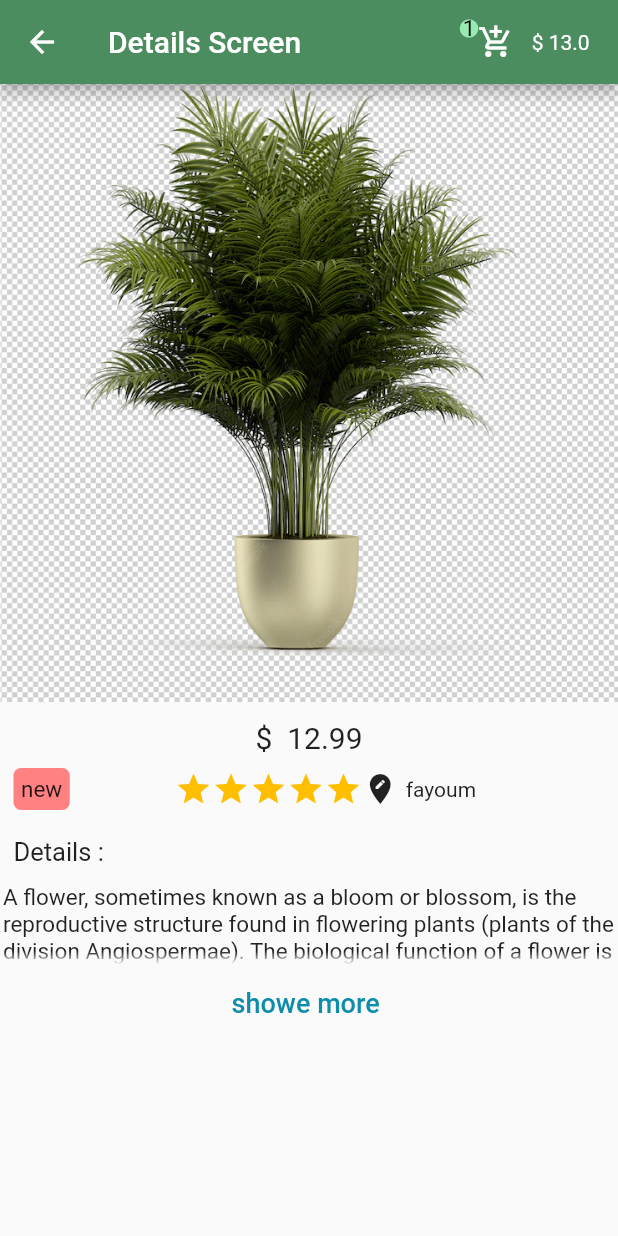
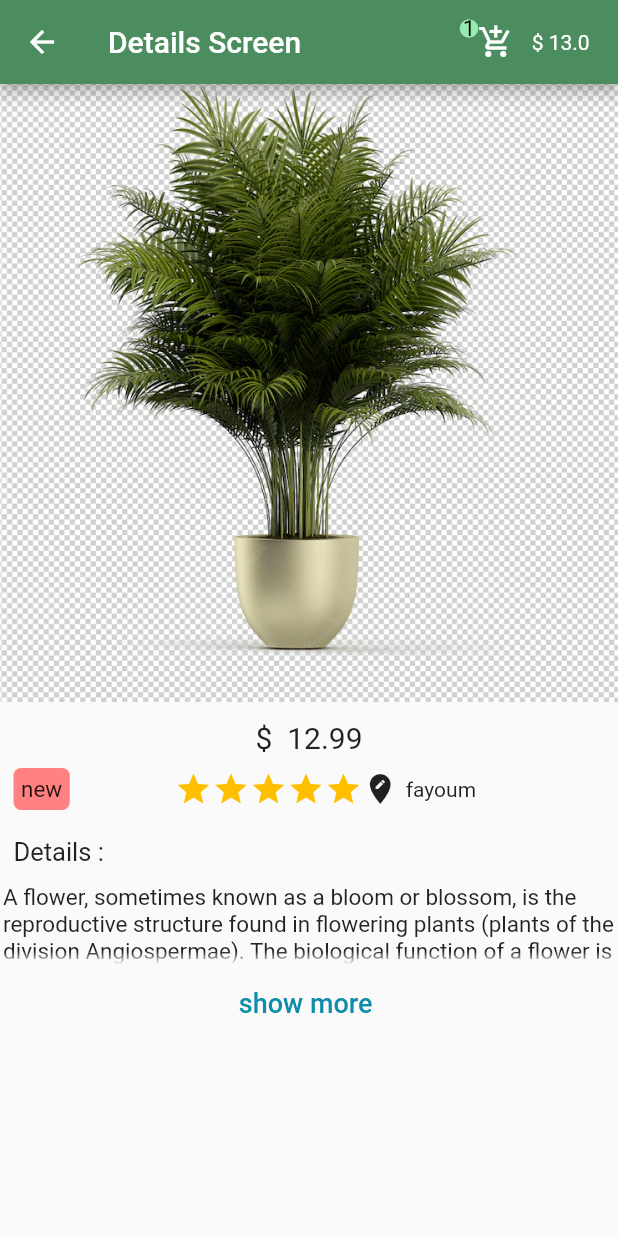
Before and after one commit to mohamedkhaled3/e_commerce_flower_app_university_project, a Flutter app: the Login screen opened directly, after a tap on "Sign in", after a tap on the "add" icon, after a tap on "$12.99", on a phone screen of 412 x 824 dp. Run offline on Flutter 3.47's test engine with Material 2 defaults, Android fonts, the phone set to English and light mode, and no system bars; our stand-ins replace cloud_firestore, firebase_auth, firebase_core, firebase_storage, flutter_svg, google_sign_in and 1 more; accounts and stored records are empty.

Commit message:
#30 نهاية المشروع

```diff
--- a/lib/provider/google_signin.dart
+++ b/lib/provider/google_signin.dart
@@ -8,6 +8,7 @@
     GoogleSignInAccount get user => _user!;
     googlelogin() async {
     final googleUser = await googleSignIn.signIn();
+    // ignore: unnecessary_null_comparison
     if (googleSignIn == null) return;
     _user = googleUser;
     final googleAuth = await googleUser?.authentication;
--- a/lib/screens/ProfilePage.dart
+++ b/lib/screens/ProfilePage.dart
@@ -12,7 +12,7 @@ import 'package:intl/intl.dart';
 import 'package:path/path.dart' show basename;
 
 class ProfilePage extends StatefulWidget {
-  ProfilePage({Key? key}) : super(key: key);
+  const ProfilePage({Key? key}) : super(key: key);
 
   @override
   State<ProfilePage> createState() => _ProfilePageState();
@@ -150,7 +150,7 @@ class _ProfilePageState extends State<ProfilePage> {
             ),
           )
         ],
-        backgroundColor: appbarGreen,
+        backgroundColor: appBarGreen,
         title: const Text("Profile Page"),
       ),
       body: Padding(
--- a/lib/screens/SignIn.dart
+++ b/lib/screens/SignIn.dart
@@ -11,15 +11,15 @@ import 'package:flutter_svg/flutter_svg.dart';
 import 'package:provider/provider.dart';
 
 class Login extends StatefulWidget {
-  Login({super.key});
+  const Login({super.key});
 
   @override
   State<Login> createState() => _LoginState();
 }
 
 class _LoginState extends State<Login> {
-  bool IsVisibility_password = false;
-  bool IsLoading = false;
+  bool isVisibilityPassword = false;
+  bool isLoading = false;
   final emailController = TextEditingController();
   // 1😍 Handle changes to a text field
   final passwordController = TextEditingController();
@@ -27,19 +27,15 @@ class _LoginState extends State<Login> {
 
   signIn() async {
     setState(() {
-      IsLoading = true;
+      isLoading = true;
     });
     try {
-      final credential = await FirebaseAuth.instance.signInWithEmailAndPassword(
-        email: emailController.text, // 3😍 Handle changes to a text field
-        password: passwordController.text, // 3😎 Handle changes to a text field
-      );
       // showSnackBar(context, 'Done ...');
     } on FirebaseAuthException catch (e) {
       showSnackBar(context, 'ERROR ..... : ${e.code}');
     }
     setState(() {
-      IsLoading = false;
+      isLoading = false;
     });
   }
 
@@ -57,7 +53,7 @@ class _LoginState extends State<Login> {
       Provider.of<GoogleSignInProvider>(context); // Cart is 😍😍 2 provider
     return Scaffold(
       appBar: AppBar(
-        backgroundColor: appbarGreen,
+        backgroundColor: appBarGreen,
         title: const Text("Sign in"),
       ),
       backgroundColor: const Color.fromARGB(255, 247, 247, 247),
@@ -91,18 +87,18 @@ class _LoginState extends State<Login> {
                     controller:
                         passwordController, // 2😎 Handle changes to a text field
                     keyboardType: TextInputType.text, // shape of keyboard
-                    obscureText: IsVisibility_password
+                    obscureText: isVisibilityPassword
                         ? false
                         : true, // text not password ***, // text not password ***
                     decoration: decorationTextField.copyWith(
                       hintText: "Enter Your Passaword",
                       suffixIcon: IconButton(
-                        icon: IsVisibility_password
+                        icon: isVisibilityPassword
                             ? const Icon(Icons.visibility)
                             : const Icon(Icons.visibility_off),
                         onPressed: () {
                           setState(() {
-                            IsVisibility_password = !IsVisibility_password;
+                            isVisibilityPassword = !isVisibilityPassword ;
                           });
                         },
                       ),
@@ -119,17 +115,17 @@ class _LoginState extends State<Login> {
                     Navigator.pushReplacement(
                     //   // we dont use "push" we use pushReplacement to make pop "delete" for login stack automatically
                       context,
-                      MaterialPageRoute(builder: (context) => Home()),
+                      MaterialPageRoute(builder: (context) => const Home()),
                     );
                   },
                   style: ButtonStyle(
-                    backgroundColor: MaterialStateProperty.all(BTNgreen),
+                    backgroundColor: MaterialStateProperty.all(bTNgreen),
                     padding:
                         MaterialStateProperty.all(const EdgeInsets.all(12)),
                     shape: MaterialStateProperty.all(RoundedRectangleBorder(
                         borderRadius: BorderRadius.circular(8))),
                   ),
-                  child: IsLoading
+                  child: isLoading
                       ? const CircularProgressIndicator(
                           color: Colors.white,
                         )
@@ -147,7 +143,7 @@ class _LoginState extends State<Login> {
                         // pushReplacement to make pop "delete" for login stack automatically but push to let user can back again
                         context, ////Navigate to a new screen and back "Sign up" without routes
                         MaterialPageRoute(
-                            builder: (context) => ForgotPassword()),
+                            builder: (context) => const ForgotPassword()),
                       );
                     },
                     child: const Text(
@@ -178,7 +174,7 @@ class _LoginState extends State<Login> {
                     )
                   ],
                 ),
-                SizedBox(
+                const SizedBox(
                   height: 17,
                 ),
                 SizedBox(
@@ -205,14 +201,14 @@ class _LoginState extends State<Login> {
                   ),
                 ),
                 Container(
-                  margin: EdgeInsets.symmetric(vertical: 27),
+                  margin: const EdgeInsets.symmetric(vertical: 27),
                   child: Row(
                     mainAxisAlignment: MainAxisAlignment.center,
                     children: [
                       GestureDetector(
                         onTap: () {},
                         child: Container(
-                          padding: EdgeInsets.all(13),
+                          padding: const EdgeInsets.all(13),
                           decoration: BoxDecoration(
                               shape: BoxShape.circle,
                               border:
@@ -224,7 +220,7 @@ class _LoginState extends State<Login> {
                           ),
                         ),
                       ),
-                      SizedBox(
+                      const SizedBox(
                         width: 22,
                       ),
                       GestureDetector(
@@ -232,7 +228,7 @@ class _LoginState extends State<Login> {
                           googleSignInProvider.googlelogin();
                         },
                         child: Container(
-                          padding: EdgeInsets.all(13),
+                          padding: const EdgeInsets.all(13),
                           decoration: BoxDecoration(
                               shape: BoxShape.circle,
                               border:
@@ -244,13 +240,13 @@ class _LoginState extends State<Login> {
                           ),
                         ),
                       ),
-                      SizedBox(
+                      const SizedBox(
                         width: 22,
                       ),
                       GestureDetector(
                         onTap: () {},
                         child: Container(
-                          padding: EdgeInsets.all(13),
+                          padding: const EdgeInsets.all(13),
                           decoration: BoxDecoration(
                               shape: BoxShape.circle,
                               border:
--- a/lib/screens/VerifyEmail.dart
+++ b/lib/screens/VerifyEmail.dart
@@ -78,7 +78,7 @@ class _VerifyEmailPageState extends State<VerifyEmailPage> {
             appBar: AppBar(
               title: Text("Verify Email"),
               elevation: 0,
-              backgroundColor: appbarGreen,
+              backgroundColor: appBarGreen,
             ),
             body: Padding(
               padding: const EdgeInsets.all(20.0),
@@ -98,7 +98,7 @@ class _VerifyEmailPageState extends State<VerifyEmailPage> {
                        canResendEmail? sendVerificationEmail() : null; // to send another message to email when click to "Resent Email"
                     },
                     style: ButtonStyle(
-                      backgroundColor: MaterialStateProperty.all(BTNgreen),
+                      backgroundColor: MaterialStateProperty.all(bTNgreen),
                       padding: MaterialStateProperty.all(EdgeInsets.all(12)),
                       shape: MaterialStateProperty.all(RoundedRectangleBorder(
                           borderRadius: BorderRadius.circular(8))),
--- a/lib/screens/details_screen.dart
+++ b/lib/screens/details_screen.dart
@@ -1,11 +1,11 @@
 import 'package:e_commerce_flower_app_university_project/model/item.dart';
-import 'package:e_commerce_flower_app_university_project/shared/appbar.dart';
+import 'package:e_commerce_flower_app_university_project/shared/appBar.dart';
 import 'package:e_commerce_flower_app_university_project/shared/colors.dart';
 import 'package:flutter/material.dart';
 
 class Details extends StatefulWidget {
-  Item product;
-  Details({required this.product});
+ final Item product;
+  const Details({super.key, required this.product});
 
   @override
   State<Details> createState() => _DetailsState();
@@ -21,7 +21,7 @@ class _DetailsState extends State<Details> {
     return Scaffold(
         appBar: AppBar(
           // leading: Text("rfff"), //////////////// remove icon of Drawer
-          backgroundColor: appbarGreen,
+          backgroundColor: appBarGreen,
           title: const Text("Details Screen"),
           actions: const [   // the end of AppBar  & "leading is start of AppBar"
 
@@ -133,7 +133,7 @@ class _DetailsState extends State<Details> {
                 },
                 clipBehavior: Clip.none,
                 child: Text(
-                  isShowAll_Or_ShowLess ? 'showe more ' : "show less",
+                  isShowAll_Or_ShowLess ? 'show more ' : "show less",
                   style: const TextStyle(
                       color: Color.fromARGB(255, 14, 140, 171), fontSize: 18),
                 ),
--- a/lib/screens/home.dart
+++ b/lib/screens/home.dart
@@ -15,8 +15,7 @@ class Home extends StatelessWidget {
   @override
   Widget build(BuildContext context) {
     final classInstance = Provider.of<Cart>(context); // Cart is 😍😍 2 provider
-    final userData = FirebaseAuth.instance
-        .currentUser!; // to get data when login with "google or facebok or twitter"
+// to get data when login with "google or facebok or twitter"
 
     return Scaffold(
       body: Padding(
@@ -144,7 +143,7 @@ class Home extends StatelessWidget {
                         context,
                         MaterialPageRoute(
                           builder: (context) =>
-                              CheckOut(), // "CheckOut" is page that navigater for it &&
+                              const CheckOut(), // "CheckOut" is page that navigater for it &&
                         ),
                       );
                     }),
@@ -159,7 +158,7 @@ class Home extends StatelessWidget {
                         Navigator.push( //" Navigator.push" to when click to "👈" in home go to ProfilePage
                           context,
                           MaterialPageRoute(
-                            builder: (context) => ProfilePage(),
+                            builder: (context) => const ProfilePage(),
                           ),
                         );
                       }),
@@ -181,7 +180,7 @@ class Home extends StatelessWidget {
       ),
       appBar: AppBar(
         // leading: Text("rfff"), //////////////// remove icon of Drawer
-        backgroundColor: appbarGreen,
+        backgroundColor: appBarGreen,
         title: const Text("Home"),
         // ignore: prefer_const_literals_to_create_immutables
         actions: [
--- a/lib/shared/colors.dart
+++ b/lib/shared/colors.dart
@@ -1,5 +1,5 @@
 import 'package:flutter/material.dart';
 
- const BTPink = Color.fromARGB(255, 241, 39, 100);
- const BTNgreen = Color.fromARGB(255, 73, 179, 105);
- const appbarGreen = Color.fromARGB(255, 76, 141, 95);
+ const bTPink = Color.fromARGB(255, 241, 39, 100);
+ const bTNgreen = Color.fromARGB(255, 73, 179, 105);
+ const appBarGreen = Color.fromARGB(255, 76, 141, 95);
--- a/pubspec.yaml
+++ b/pubspec.yaml
@@ -46,6 +46,7 @@ dependencies:
   intl: ^0.17.0     # to deal with data & time
   image_picker: ^0.8.7
   firebase_storage: ^11.0.15
+  path: ^1.8.3
 
 
 
```
Also changed, not shown: lib/main.dart (+5 -11 lines), lib/screens/checkout.dart (+5 -4 lines), lib/screens/forgot_password.dart (+12 -13 lines), lib/screens/register(SignUp).dart (+38 -38 lines), pubspec.lock.
